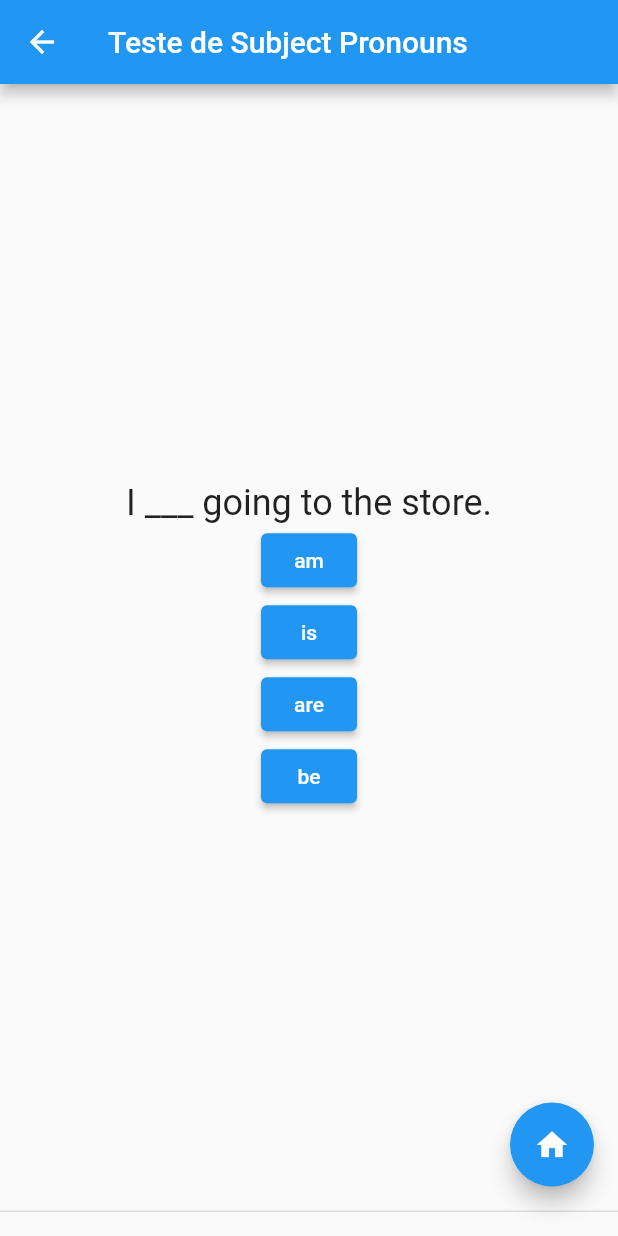
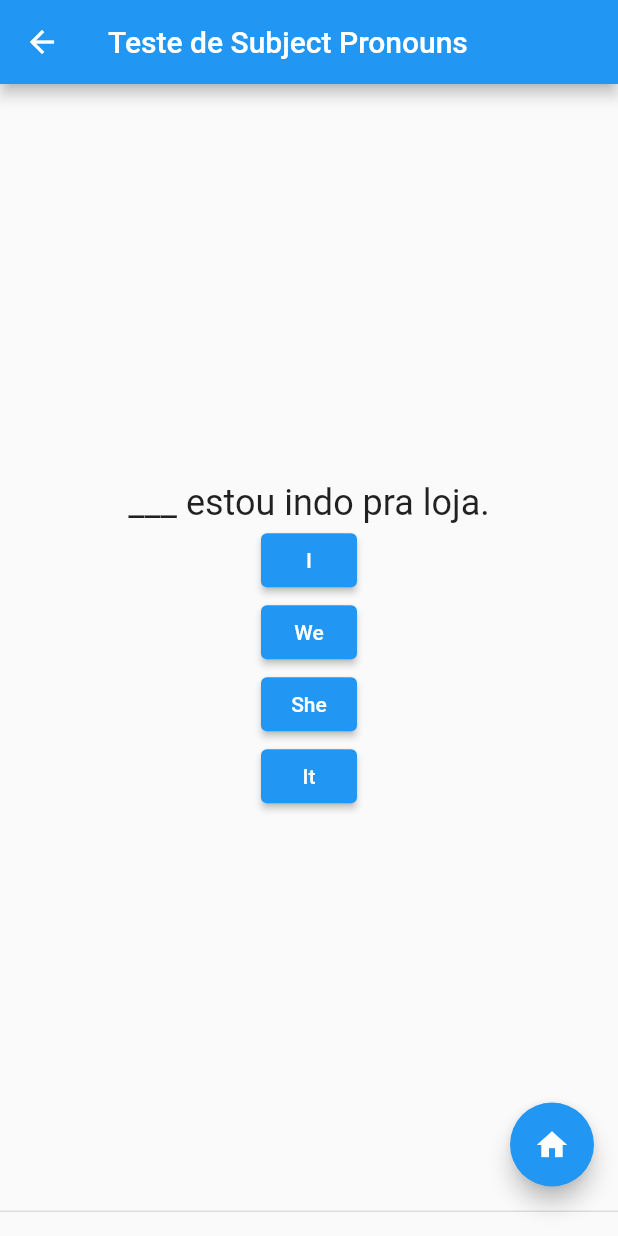
Before and after one commit to Kurt1308/projeto_teste_ingles, a Flutter app: the SubjectPronounsPage screen opened by its route, after a tap on "Iniciar teste", on a phone screen of 412 x 824 dp. Run offline on Flutter 3.47's test engine with Material 2 defaults, Android fonts, the phone set to English and light mode, and no system bars; our stand-ins replace shared_preferences; accounts and stored records are empty.

Commit message:
Correção primeito template e perguntas.

```diff
--- a/lib/subject_pronouns_test.dart
+++ b/lib/subject_pronouns_test.dart
@@ -15,19 +15,19 @@ class _SubjectPronounsPageState extends State<SubjectPronounsPage> {
 
   List<Map<String, dynamic>> _questions = [
     {
-      'question': 'I ___ going to the store.',
-      'options': ['am', 'is', 'are', 'be'],
-      'correctAnswer': 'am',
+      'question': '___ estou indo pra loja.',
+      'options': ['I', 'We', 'She', 'It'],
+      'correctAnswer': 'I',
     },
     {
-      'question': 'She ___ reading a book.',
-      'options': ['am', 'is', 'are', 'be'],
-      'correctAnswer': 'is',
+      'question': '___ está lendo um livro.',
+      'options': ['We', 'They', 'She', 'I'],
+      'correctAnswer': 'She',
     },
     {
-      'question': 'They ___ playing soccer.',
-      'options': ['am', 'is', 'are', 'be'],
-      'correctAnswer': 'are',
+      'question': '___ estão jogando futebol comigo.',
+      'options': ['You', 'It', 'They', 'He'],
+      'correctAnswer': 'They',
     },
     {
       'question': 'He ___ a doctor.',
@@ -134,7 +134,7 @@ class _SubjectPronounsPageState extends State<SubjectPronounsPage> {
       context: context,
       builder: (BuildContext context) {
         return AlertDialog(
-          title: Text('Última média alcançada'),
+          title: Text('Média alcançada'),
           content: Text('${average.toStringAsFixed(1)}%'),
           actions: [
             TextButton(
@@ -201,18 +201,22 @@ class _SubjectPronounsPageState extends State<SubjectPronounsPage> {
 
   Widget _buildInitialSlide() {
     return Center(
+      child: Padding(
+        padding:
+            EdgeInsets.symmetric(horizontal: 32.0), // 2cm padding on both sides
         child: Column(
           mainAxisAlignment: MainAxisAlignment.center,
           children: [
             Text(
-            'Última média alcançada',
+              'Preencha as lacunas com a opção correta.',
               style: TextStyle(fontSize: 24),
             ),
-          Text(
-            '${_lastAverage.toStringAsFixed(1)}%',
-            style: TextStyle(fontSize: 24),
+            // Text(
+            //   '${_lastAverage.toStringAsFixed(1)}%',
+            //   style: TextStyle(fontSize: 24),
+            // ),
+          ],
         ),
-        ],
       ),
     );
   }
```
Lines whose indentation alone changed are shown as unchanged.
